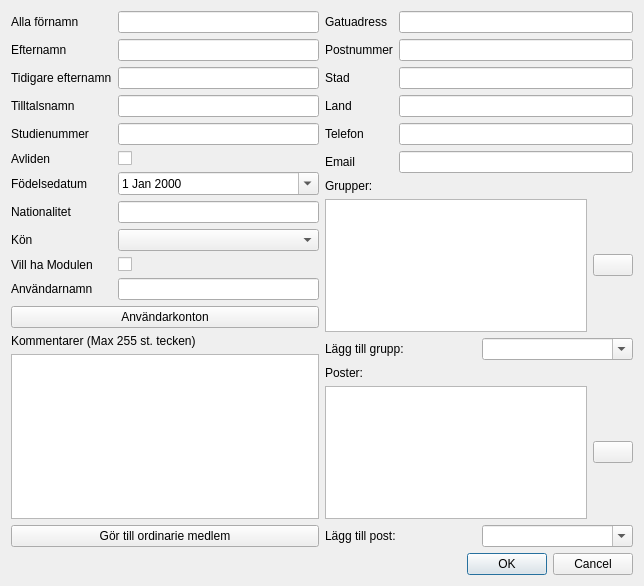
Above: ui/memberedit.ui from Teknologforeningen/svaksvat before the change. Below: the same form after it.
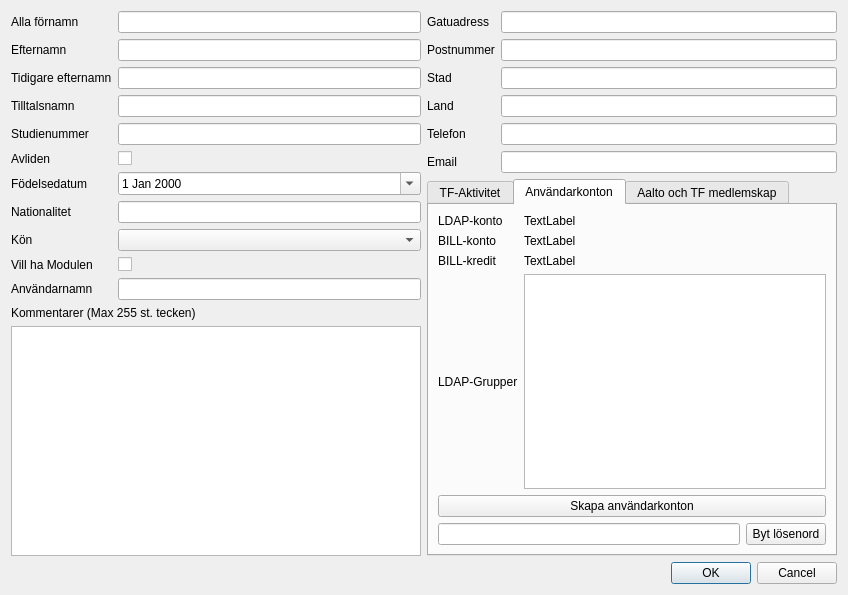
That is the form after the change. The open tabs and pages were chosen to show the change. Icons and pictures are not drawn.

Commit message: New MemberEdit UI Tabs & Stuff.

Diff of the .ui file:
```diff
--- a/ui/memberedit.ui
+++ b/ui/memberedit.ui
@@ -6,8 +6,8 @@
    <rect>
     <x>0</x>
     <y>0</y>
-    <width>644</width>
-    <height>586</height>
+    <width>848</width>
+    <height>595</height>
    </rect>
   </property>
   <property name="windowTitle">
@@ -157,9 +157,6 @@
          <item row="10" column="1">
           <widget class="QCheckBox" name="subscribedToModulen_fld_checkbox"/>
          </item>
-         <item row="11" column="1">
-          <widget class="QLineEdit" name="username_fld"/>
-         </item>
          <item row="11" column="0">
           <widget class="QLabel" name="username_fldLabel">
            <property name="text">
@@ -170,14 +167,10 @@
            </property>
           </widget>
          </item>
-        </layout>
-       </item>
-       <item>
-        <widget class="QPushButton" name="accountsButton">
-         <property name="text">
-          <string>Användarkonton</string>
-         </property>
-        </widget>
+         <item row="11" column="1">
+          <widget class="QLineEdit" name="username_fld"/>
+         </item>
+        </layout>
        </item>
        <item>
         <widget class="QLabel" name="notes_fldLabel">
@@ -192,13 +185,6 @@
        <item>
         <widget class="QPlainTextEdit" name="notes_fld"/>
        </item>
-       <item>
-        <widget class="QPushButton" name="makeOrdinaryMember">
-         <property name="text">
-          <string>Gör till ordinarie medlem</string>
-         </property>
-        </widget>
-       </item>
       </layout>
      </item>
      <item>
@@ -289,6 +275,16 @@
         </layout>
        </item>
        <item>
+        <widget class="QTabWidget" name="tabWidget">
+         <property name="currentIndex">
+          <number>0</number>
+         </property>
+         <widget class="QWidget" name="tab">
+          <attribute name="title">
+           <string>TF-Aktivitet</string>
+          </attribute>
+          <layout class="QVBoxLayout" name="verticalLayout_3">
+           <item>
         <widget class="QLabel" name="label">
          <property name="text">
           <string>Grupper:</string>
@@ -384,6 +380,236 @@
         </layout>
        </item>
       </layout>
+          <zorder>groupView</zorder>
+          <zorder>removeGroupButton</zorder>
+          <zorder></zorder>
+          <zorder>label</zorder>
+          <zorder></zorder>
+          <zorder>label_2</zorder>
+          <zorder></zorder>
+          <zorder></zorder>
+         </widget>
+         <widget class="QWidget" name="tab_6">
+          <attribute name="title">
+           <string>Användarkonton</string>
+          </attribute>
+          <layout class="QVBoxLayout" name="verticalLayout_8">
+           <item>
+            <layout class="QGridLayout" name="gridLayout_2">
+             <item row="1" column="1">
+              <widget class="QLabel" name="billAccountStatusLabel">
+               <property name="text">
+                <string>TextLabel</string>
+               </property>
+              </widget>
+             </item>
+             <item row="0" column="0">
+              <widget class="QLabel" name="label_18">
+               <property name="text">
+                <string>LDAP-konto</string>
+               </property>
+              </widget>
+             </item>
+             <item row="2" column="0">
+              <widget class="QLabel" name="label_19">
+               <property name="text">
+                <string>BILL-kredit</string>
+               </property>
+              </widget>
+             </item>
+             <item row="1" column="0">
+              <widget class="QLabel" name="label_20">
+               <property name="text">
+                <string>BILL-konto</string>
+               </property>
+              </widget>
+             </item>
+             <item row="2" column="1">
+              <widget class="QLabel" name="billAccountCreditLabel">
+               <property name="text">
+                <string>TextLabel</string>
+               </property>
+              </widget>
+             </item>
+             <item row="0" column="1">
+              <widget class="QLabel" name="ldapAccountStatusLabel">
+               <property name="text">
+                <string>TextLabel</string>
+               </property>
+              </widget>
+             </item>
+             <item row="3" column="0">
+              <widget class="QLabel" name="label_21">
+               <property name="text">
+                <string>LDAP-Grupper</string>
+               </property>
+              </widget>
+             </item>
+             <item row="3" column="1">
+              <widget class="QPlainTextEdit" name="ldapGroupsLabel">
+               <property name="enabled">
+                <bool>true</bool>
+               </property>
+               <property name="readOnly">
+                <bool>true</bool>
+               </property>
+               <property name="plainText">
+                <string/>
+               </property>
+               <property name="backgroundVisible">
+                <bool>false</bool>
+               </property>
+              </widget>
+             </item>
+            </layout>
+           </item>
+           <item>
+            <layout class="QVBoxLayout" name="verticalLayout_7">
+             <item>
+              <widget class="QPushButton" name="createUserAccountsButton">
+               <property name="text">
+                <string>Skapa användarkonton</string>
+               </property>
+              </widget>
+             </item>
+             <item>
+              <layout class="QHBoxLayout" name="horizontalLayout_21">
+               <item>
+                <widget class="QLineEdit" name="ldapPasswordLineEdit">
+                 <property name="echoMode">
+                  <enum>QLineEdit::Password</enum>
+                 </property>
+                </widget>
+               </item>
+               <item>
+                <widget class="QPushButton" name="changeLdapPasswordButton">
+                 <property name="text">
+                  <string>Byt lösenord</string>
+                 </property>
+                </widget>
+               </item>
+              </layout>
+             </item>
+            </layout>
+           </item>
+          </layout>
+         </widget>
+         <widget class="QWidget" name="tab_2">
+          <attribute name="title">
+           <string>Aalto och TF medlemskap</string>
+          </attribute>
+          <layout class="QVBoxLayout" name="verticalLayout_5">
+           <item>
+            <widget class="QLabel" name="label_10">
+             <property name="text">
+              <string>Studieinriktning:</string>
+             </property>
+            </widget>
+           </item>
+           <item>
+            <layout class="QHBoxLayout" name="horizontalLayout_12">
+             <item>
+              <widget class="QListView" name="departmentView"/>
+             </item>
+             <item>
+              <widget class="QPushButton" name="removeDepartmentButton">
+               <property name="text">
+                <string/>
+               </property>
+               <property name="icon">
+                <iconset resource="../svaksvat.qrc">
+                 <normaloff>:/images/res/list_remove.png</normaloff>:/images/res/list_remove.png</iconset>
+               </property>
+              </widget>
+             </item>
+            </layout>
+           </item>
+           <item>
+            <layout class="QHBoxLayout" name="horizontalLayout_6">
+             <item>
+              <widget class="QLabel" name="label_9">
+               <property name="text">
+                <string>Lägg till studieinriktning:</string>
+               </property>
+               <property name="buddy">
+                <cstring>group_comboBox</cstring>
+               </property>
+              </widget>
+             </item>
+             <item>
+              <widget class="QComboBox" name="department_comboBox">
+               <property name="editable">
+                <bool>true</bool>
+               </property>
+               <property name="insertPolicy">
+                <enum>QComboBox::InsertAlphabetically</enum>
+               </property>
+              </widget>
+             </item>
+            </layout>
+           </item>
+           <item>
+            <widget class="QLabel" name="label_12">
+             <property name="text">
+              <string>TF Medlemskapstyper:</string>
+             </property>
+            </widget>
+           </item>
+           <item>
+            <layout class="QHBoxLayout" name="horizontalLayout_13">
+             <item>
+              <widget class="QListView" name="membershipView"/>
+             </item>
+             <item>
+              <widget class="QPushButton" name="removeMembershipButton">
+               <property name="text">
+                <string/>
+               </property>
+               <property name="icon">
+                <iconset resource="../svaksvat.qrc">
+                 <normaloff>:/images/res/list_remove.png</normaloff>:/images/res/list_remove.png</iconset>
+               </property>
+              </widget>
+             </item>
+            </layout>
+           </item>
+           <item>
+            <layout class="QHBoxLayout" name="horizontalLayout_14">
+             <item>
+              <widget class="QPushButton" name="pushButton">
+               <property name="text">
+                <string>Phux</string>
+               </property>
+              </widget>
+             </item>
+             <item>
+              <widget class="QPushButton" name="pushButton_2">
+               <property name="text">
+                <string>Ordinarie</string>
+               </property>
+              </widget>
+             </item>
+             <item>
+              <widget class="QPushButton" name="pushButton_3">
+               <property name="text">
+                <string>StÄlM</string>
+               </property>
+              </widget>
+             </item>
+             <item>
+              <widget class="QPushButton" name="pushButton_4">
+               <property name="text">
+                <string>Ej medlem</string>
+               </property>
+              </widget>
+             </item>
+            </layout>
+           </item>
+          </layout>
+         </widget>
+        </widget>
+       </item>
+      </layout>
      </item>
     </layout>
    </item>
```
Left out of the diff: 2 changed lines with no effect on the pictures. Lines whose indentation alone changed are shown as unchanged. The commit also changes 1 other file.
